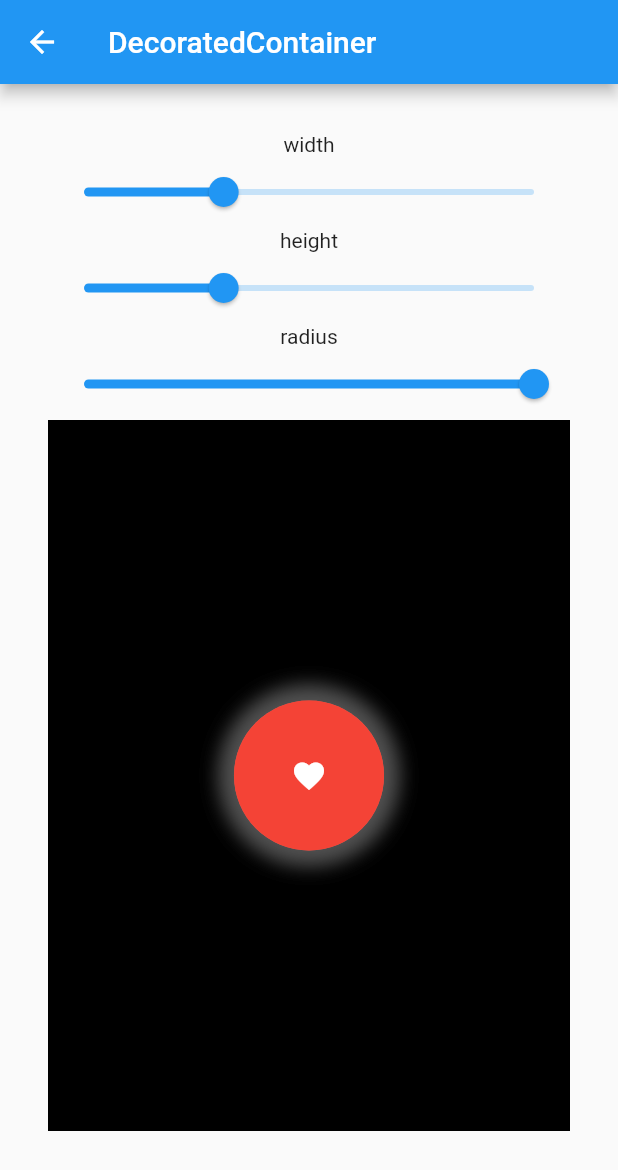
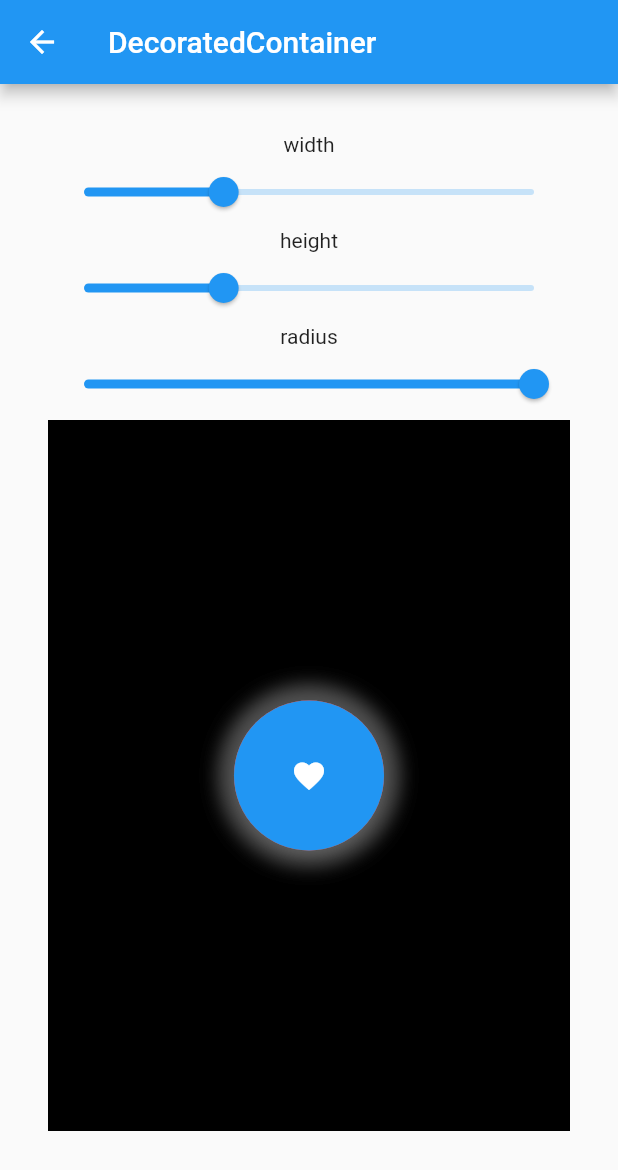
Before and after one commit to navitel-dev/custom-widgets, a Flutter app: the screen it shows after launch, after a tap on "DecoratedContainer", on a phone screen of 412 x 824 dp. Shown: the top 1170 px of the screen. Run offline on Flutter 3.47's test engine with Material 2 defaults, Android fonts, the phone set to English and light mode, and no system bars.

Commit message:
Add CircleStyle and reform in docoratedContainer

```diff
--- /dev/null
+++ b/lib/container/circle_style.dart
@@ -0,0 +1,18 @@
+import 'package:flutter/material.dart';
+
+class StyleCircle {
+  ButtonStyle giveStyle(double radius) {
+    return ButtonStyle(
+      minimumSize: MaterialStateProperty.all(
+          const Size(double.infinity, double.infinity)),
+      shape: MaterialStateProperty.all(
+        RoundedRectangleBorder(
+          borderRadius: BorderRadius.all(Radius.circular(radius)),
+        ),
+      ),
+      foregroundColor: MaterialStateProperty.all(Colors.grey.withOpacity(0.5)),
+      surfaceTintColor: MaterialStateProperty.all(Colors.grey.withOpacity(0.5)),
+      shadowColor: MaterialStateProperty.all(Colors.grey.withOpacity(0.5)),
+    );
+  }
+}
--- a/lib/container/decorated_container.dart
+++ b/lib/container/decorated_container.dart
@@ -42,38 +42,29 @@ class DecoratedContainer extends StatelessWidget {
     required this.spreadRadius,
     required this.width,
     required this.height,
-    BoxConstraints? constraints,
     this.transform,
     this.transformAlignment,
     this.child,
     this.decoration,
+    this.constraints,
   }) : assert(constraints == null || constraints.debugAssertIsValid());
+  final double width;
+  final double height;
   final Color colorShadow;
   final double spreadRadius;
   final double blurRadius;
-  final double width;
-  final double height;
   final double radius;
   final Widget? child;
   final Color? color;
   final Decoration? decoration;
+  final BoxConstraints? constraints;
   final Matrix4? transform;
   final AlignmentGeometry? transformAlignment;
 
   @override
   Widget build(BuildContext context) {
     Widget? current = child;
-
-    if (child == null) {
-      current = LimitedBox(
-        maxWidth: 0.0,
-        maxHeight: 0.0,
-        child: ConstrainedBox(
-            constraints: BoxConstraints.expand(width: width, height: height)),
-      );
-    }
-
-    final decoration = BoxDecoration(
+    final defDecoration = BoxDecoration(
       borderRadius: BorderRadius.only(
           topLeft: Radius.circular(radius),
           topRight: Radius.circular(radius),
@@ -89,20 +80,26 @@ class DecoratedContainer extends StatelessWidget {
       ],
       color: color,
     );
-
-    current = Container(
+    if (child == null && (constraints == null || !constraints!.isTight)) {
+      current = LimitedBox(
+        maxWidth: 0.0,
+        maxHeight: 0.0,
+        child: ConstrainedBox(constraints: const BoxConstraints.expand()),
+      );
+    } else {
+      current = Container(
         width: width,
         height: height,
-        decoration: decoration,
-        child: Center(
-          child: child,
-        ));
+        decoration: defDecoration,
+        child: current,
+      );
+    }
 
-    current = DecoratedBox(
-      decoration: decoration,
-      position: DecorationPosition.background,
-      child: current,
-    );
+    current = DecoratedBox(decoration: defDecoration, child: current);
+
+    if (constraints != null) {
+      current = ConstrainedBox(constraints: constraints!, child: current);
+    }
 
     if (transform != null) {
       current = Transform(
@@ -111,4 +108,18 @@ class DecoratedContainer extends StatelessWidget {
 
     return current;
   }
+
+  @override
+  void debugFillProperties(DiagnosticPropertiesBuilder properties) {
+    super.debugFillProperties(properties);
+    if (color != null) {
+      properties.add(DiagnosticsProperty<Color>('bg', color));
+    } else {
+      properties.add(DiagnosticsProperty<Decoration>('bg', decoration,
+          defaultValue: null));
+    }
+    properties.add(DiagnosticsProperty<BoxConstraints>(
+        'constraints', constraints,
+        defaultValue: null));
+  }
 }
--- a/lib/container/decorated_container_demo.dart
+++ b/lib/container/decorated_container_demo.dart
@@ -1,3 +1,4 @@
+import 'package:custom_widgets/container/circle_style.dart';
 import 'package:custom_widgets/container/decorated_container.dart';
 import 'package:flutter/material.dart';
 
@@ -20,6 +21,8 @@ class _DecoratedContainerDemoState extends DemoWidgetState {
 
   @override
   Widget buildContent() {
+    StyleCircle style = StyleCircle();
+
     return Column(children: [
       const Text("width"),
       Slider(
@@ -52,22 +55,15 @@ class _DecoratedContainerDemoState extends DemoWidgetState {
               height: _fractionHeight,
               color: Colors.red,
               radius: _fractionRadius,
-              child: IconButton(
-                onPressed: () {
-                  //Navigator.pop(context);
-                },
-                icon: const Icon(
+              child: ElevatedButton(
+                style: style.giveStyle(_fractionRadius),
+                onPressed: () {},
+                child: const Icon(
                   Icons.favorite,
                   color: Colors.white,
-                  semanticLabel: 'Text to announce in accessibility modes',
                 ),
-                //child: Container(
-                //width: _fractionWidth,
-                //sheight: _fractionHeight,
-                //  color: Colors.white,
               ),
             ),
-            //),
           ))
     ]);
   }
```
